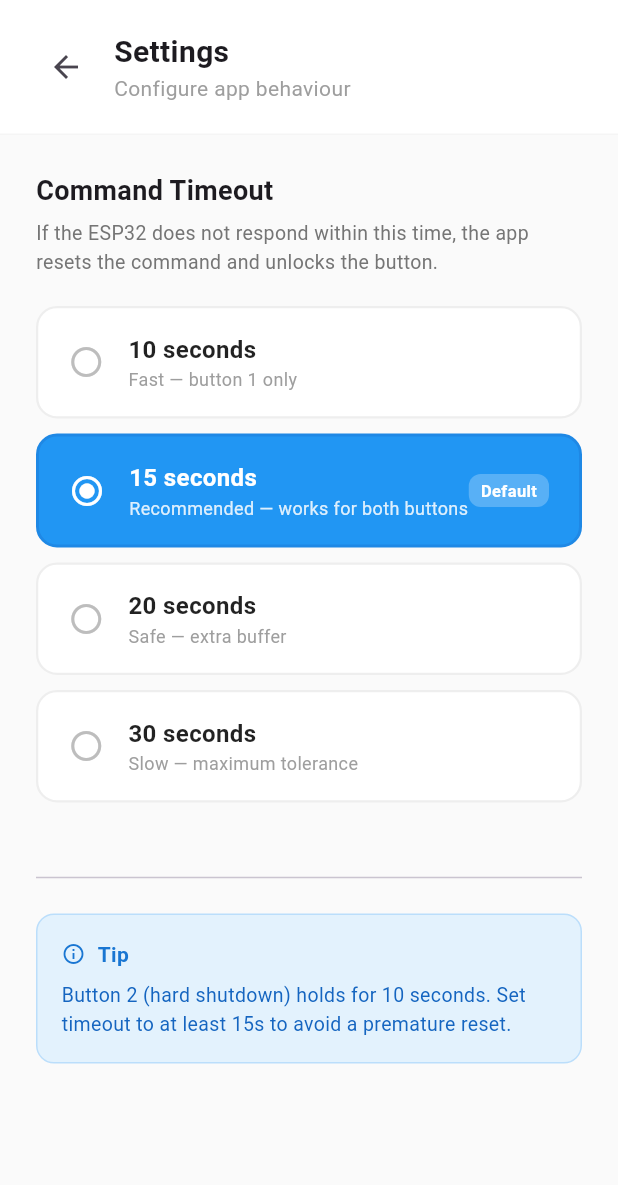
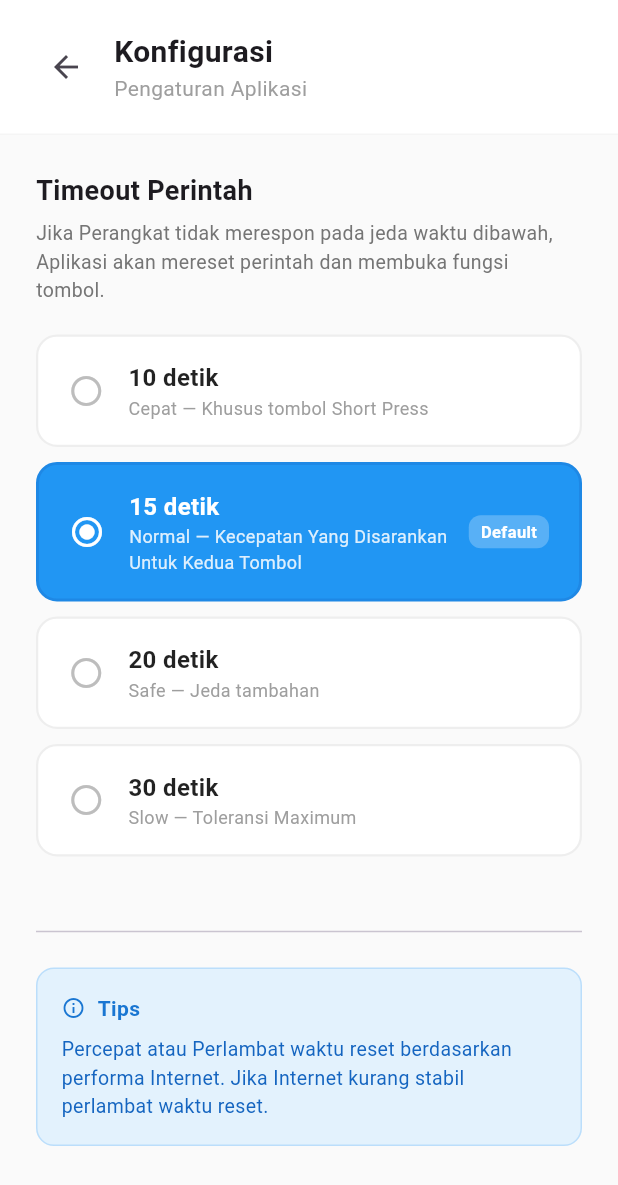
Before and after one commit to Key947/esp32_smart_buttons, a Flutter app: the SettingsScreen screen opened directly, on a phone screen of 412 x 824 dp. Shown: the top 1185 px of the screen. Run offline on Flutter 3.47's test engine with Material 3 defaults, Android fonts, the phone set to English and light mode, and no system bars; our stand-ins replace connectivity_plus, firebase_core, firebase_database, shared_preferences; accounts and stored records are empty.

Commit message:
Translasi 2

```diff
--- a/lib/screens/settings_screen.dart
+++ b/lib/screens/settings_screen.dart
@@ -41,7 +41,7 @@ class _SettingsScreenState extends State<SettingsScreen> {
     await prefs.setInt(kPrefTimeoutKey, value);
     setState(() => _selectedTimeout = value);
     if (mounted) {
-      ToastMsg.show(context, 'Timeout saved — ${value}s');
+      ToastMsg.show(context, 'Waktu tersimpan — ${value}');
     }
   }
 
@@ -84,10 +84,10 @@ class _SettingsScreenState extends State<SettingsScreen> {
             child: Column(
               crossAxisAlignment: CrossAxisAlignment.start,
               children: [
-                Text('Settings',
+                Text('Konfigurasi',
                     style: TextStyle(
                         fontSize: 20, fontWeight: FontWeight.bold)),
-                Text('Configure app behaviour',
+                Text('Pengaturan Aplikasi',
                     style: TextStyle(fontSize: 14, color: Colors.grey)),
               ],
             ),
@@ -102,12 +102,12 @@ class _SettingsScreenState extends State<SettingsScreen> {
       padding: const EdgeInsets.all(24),
       children: [
         // Section header
-        const Text('Command Timeout',
+        const Text('Timeout Perintah',
             style: TextStyle(fontSize: 18, fontWeight: FontWeight.bold)),
         const SizedBox(height: 6),
         Text(
-          'If the ESP32 does not respond within this time, '
-          'the app resets the command and unlocks the button.',
+          'Jika Perangkat tidak merespon pada jeda waktu dibawah, '
+          'Aplikasi akan mereset perintah dan membuka fungsi tombol.',
           style: TextStyle(fontSize: 13, color: Colors.grey[600]),
         ),
         const SizedBox(height: 20),
@@ -134,7 +134,7 @@ class _SettingsScreenState extends State<SettingsScreen> {
                 children: [
                   Icon(Icons.info_outline, size: 16, color: Colors.blue[700]),
                   const SizedBox(width: 8),
-                  Text('Tip',
+                  Text('Tips',
                       style: TextStyle(
                           fontWeight: FontWeight.bold,
                           color: Colors.blue[700])),
@@ -142,8 +142,8 @@ class _SettingsScreenState extends State<SettingsScreen> {
               ),
               const SizedBox(height: 8),
               Text(
-                'Button 2 (hard shutdown) holds for 10 seconds. '
-                'Set timeout to at least 15s to avoid a premature reset.',
+                'Percepat atau Perlambat waktu reset berdasarkan performa Internet. '
+                'Jika Internet kurang stabil perlambat waktu reset.',
                 style: TextStyle(fontSize: 13, color: Colors.blue[800]),
               ),
             ],
@@ -182,7 +182,7 @@ class _SettingsScreenState extends State<SettingsScreen> {
                 crossAxisAlignment: CrossAxisAlignment.start,
                 children: [
                   Text(
-                    '$sec seconds',
+                    '$sec detik',
                     style: TextStyle(
                       fontSize: 16,
                       fontWeight: FontWeight.w600,
@@ -191,12 +191,12 @@ class _SettingsScreenState extends State<SettingsScreen> {
                   ),
                   Text(
                     sec == 10
-                        ? 'Fast — button 1 only'
+                        ? 'Cepat — Khusus tombol Short Press'
                         : sec == 15
-                            ? 'Recommended — works for both buttons'
+                            ? 'Normal — Kecepatan Yang Disarankan Untuk Kedua Tombol'
                             : sec == 20
-                                ? 'Safe — extra buffer'
-                                : 'Slow — maximum tolerance',
+                                ? 'Safe — Jeda tambahan'
+                                : 'Slow — Toleransi Maximum',
                     style: TextStyle(
                       fontSize: 12,
                       color: isSelected
```
